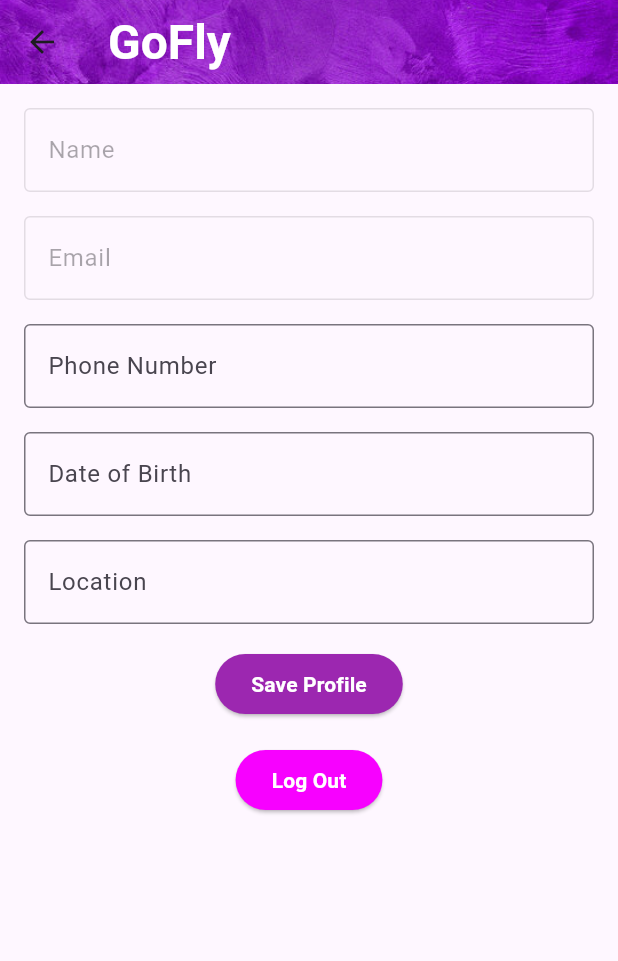
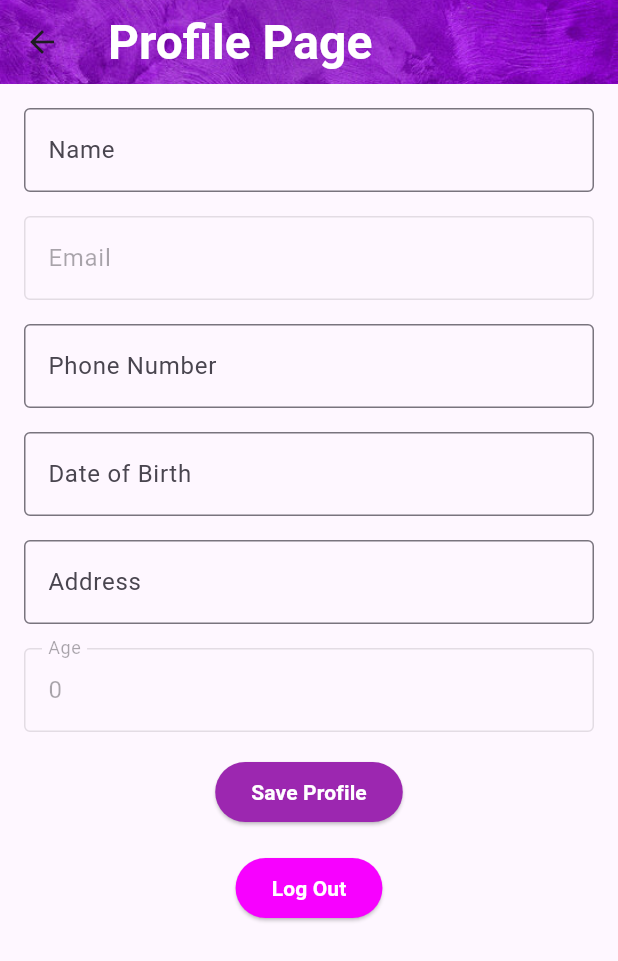
Before and after one commit to ErvinShawn/GoFly1, a Flutter app: the ProfilePage screen opened by its route, after a tap on "Edit Profile", on a phone screen of 412 x 824 dp. Shown: the top 961 px of the screen. Run offline on Flutter 3.47's test engine with Material 3 defaults, Android fonts, the phone set to English and light mode, and no system bars; our stand-ins replace cloud_firestore, firebase_auth, firebase_core; accounts and stored records are empty.

Commit message:
connected profile

```diff
--- a/lib/profile_page.dart
+++ b/lib/profile_page.dart
@@ -1,6 +1,7 @@
 import 'package:cloud_firestore/cloud_firestore.dart';
 import 'package:firebase_auth/firebase_auth.dart';
 import 'package:flutter/material.dart';
+import 'package:intl/intl.dart'; // For formatting dates
 
 class ProfilePage extends StatefulWidget {
   const ProfilePage({super.key});
@@ -14,9 +15,10 @@ class _ProfilePageState extends State<ProfilePage> {
   final FirebaseFirestore _firestore = FirebaseFirestore.instance;
 
   User? currentUser;
-  String name = '', email = '', phone = '', dob = '', location = '';
+  String name = '', email = '', phone = '', dob = '', address = '', age = '';
 
   bool isEditMode = false; // Track whether the user is in edit mode
+  DateTime? selectedDate; // For storing selected date of birth
 
   // Fetch current user details on initialization
   @override
@@ -25,7 +27,6 @@ class _ProfilePageState extends State<ProfilePage> {
     currentUser = _auth.currentUser;
     if (currentUser != null) {
       setState(() {
-        name = currentUser!.displayName ?? '';
         email = currentUser!.email ?? '';
       });
       // Load additional profile details from Firestore if available
@@ -36,13 +37,18 @@ class _ProfilePageState extends State<ProfilePage> {
   // Load the additional profile data from Firestore
   Future<void> _loadProfileData() async {
     try {
-      DocumentSnapshot doc =
-          await _firestore.collection('users').doc(currentUser!.uid).get();
+      DocumentSnapshot doc = await _firestore
+          .collection('users')
+          .doc(currentUser!.email)
+          .get(); // Use email as document ID
       if (doc.exists) {
         setState(() {
-          phone = doc['phone'] ?? '';
+          name = doc['name'] ?? '';
+          phone = doc['PhNum'] ?? '';
           dob = doc['dob'] ?? '';
-          location = doc['location'] ?? '';
+          selectedDate = dob.isNotEmpty ? DateTime.parse(dob) : null;
+          address = doc['address'] ?? '';
+          age = doc['age']?.toString() ?? ''; // Make sure it's a string
         });
       }
     } catch (e) {
@@ -53,12 +59,13 @@ class _ProfilePageState extends State<ProfilePage> {
   // Save the profile data to Firestore
   Future<void> _saveProfileData() async {
     try {
-      await _firestore.collection('users').doc(currentUser!.uid).set({
+      await _firestore.collection('users').doc(currentUser!.email).set({
         'name': name,
+        'PhNum': phone,
+        'dob': dob,
+        'address': address,
+        'age': int.tryParse(age), // Save age as an integer
         'email': email,
-        'phone': phone,
-        'dob': dob,
-        'location': location,
       }, SetOptions(merge: true));
 
       ScaffoldMessenger.of(context).showSnackBar(
@@ -75,11 +82,44 @@ class _ProfilePageState extends State<ProfilePage> {
     }
   }
 
+  // Function to show the date picker
+  Future<void> _selectDate(BuildContext context) async {
+    final DateTime? picked = await showDatePicker(
+      context: context,
+      initialDate: selectedDate ?? DateTime.now(),
+      firstDate: DateTime(1900), // Adjust as necessary
+      lastDate: DateTime.now(),
+    );
+    if (picked != null && picked != selectedDate) {
+      setState(() {
+        selectedDate = picked;
+        dob = DateFormat('yyyy-MM-dd').format(picked); // Format the DOB
+        _calculateAge(picked); // Calculate age based on selected date
+      });
+    }
+  }
+
+  // Function to calculate age from the date of birth
+  void _calculateAge(DateTime dob) {
+    DateTime today = DateTime.now();
+    int ageCalc = today.year - dob.year;
+
+    // Check if the user hasn't had their birthday this year
+    if (today.month < dob.month ||
+        (today.month == dob.month && today.day < dob.day)) {
+      ageCalc--;
+    }
+
+    setState(() {
+      age = ageCalc.toString(); // Update the age field
+    });
+  }
+
   @override
   Widget build(BuildContext context) {
     return Scaffold(
       appBar: AppBar(
-        title: const Text('GoFly'),
+        title: const Text('Profile Page'),
         titleTextStyle: const TextStyle(
             color: Colors.white, fontSize: 32, fontWeight: FontWeight.bold),
         flexibleSpace: Container(
@@ -104,14 +144,17 @@ class _ProfilePageState extends State<ProfilePage> {
         padding: const EdgeInsets.all(16.0),
         child: Column(
           children: [
-            // Display name (non-editable)
+            // Display name (editable in edit mode)
             TextField(
               decoration: const InputDecoration(
                 labelText: 'Name',
                 border: OutlineInputBorder(),
               ),
               controller: TextEditingController(text: name),
-              enabled: false, // Non-editable
+              enabled: isEditMode,
+              onChanged: (value) {
+                name = value;
+              },
             ),
             const SizedBox(height: 16),
 
@@ -140,31 +183,44 @@ class _ProfilePageState extends State<ProfilePage> {
             ),
             const SizedBox(height: 16),
 
-            // Date of birth (editable in edit mode)
+            // Date of birth with calendar picker (editable in edit mode)
+            GestureDetector(
+              onTap: isEditMode ? () => _selectDate(context) : null,
+              child: AbsorbPointer(
+                child: TextField(
+                  decoration: const InputDecoration(
+                    labelText: 'Date of Birth',
+                    border: OutlineInputBorder(),
+                  ),
+                  controller: TextEditingController(text: dob),
+                  enabled: isEditMode, // Editable only in edit mode
+                ),
+              ),
+            ),
+            const SizedBox(height: 16),
+
+            // Address (editable in edit mode)
             TextField(
               decoration: const InputDecoration(
-                labelText: 'Date of Birth',
+                labelText: 'Address',
                 border: OutlineInputBorder(),
               ),
-              controller: TextEditingController(text: dob),
+              controller: TextEditingController(text: address),
               enabled: isEditMode, // Editable only in edit mode
               onChanged: (value) {
-                dob = value;
+                address = value;
               },
             ),
             const SizedBox(height: 16),
 
-            // Location (editable in edit mode)
+            // Age (non-editable, calculated automatically)
             TextField(
               decoration: const InputDecoration(
-                labelText: 'Location',
+                labelText: 'Age',
                 border: OutlineInputBorder(),
               ),
-              controller: TextEditingController(text: location),
-              enabled: isEditMode, // Editable only in edit mode
-              onChanged: (value) {
-                location = value;
-              },
+              controller: TextEditingController(text: age),
+              enabled: false, // Age is non-editable
             ),
             const SizedBox(height: 16),
 
--- a/pubspec.yaml
+++ b/pubspec.yaml
@@ -1,5 +1,5 @@
 name: my_flutter_app
-description: "A new Flutter project."
+description: "A Flight Booking app."
 publish_to: 'none'
 
 version: 1.0.0+1
@@ -14,6 +14,8 @@ dependencies:
   cupertino_icons: ^1.0.8
   firebase_core: ^3.4.1
   cloud_firestore: ^5.4.4
+  intl: ^0.17.0
+
 
 dev_dependencies:
   flutter_test:
@@ -24,7 +26,7 @@ dev_dependencies:
 flutter_launcher_icons:
   android: "launcher_icon"
   ios: true
-  image_path: "assets/logofly.png"
+  image_path: "assets/images/logofly.png"
 
 flutter:
   uses-material-design: true
```
Also changed, not shown: assets/images/logofly.png (renamed from assets/logofly.png), pubspec.lock, 30 other files.
